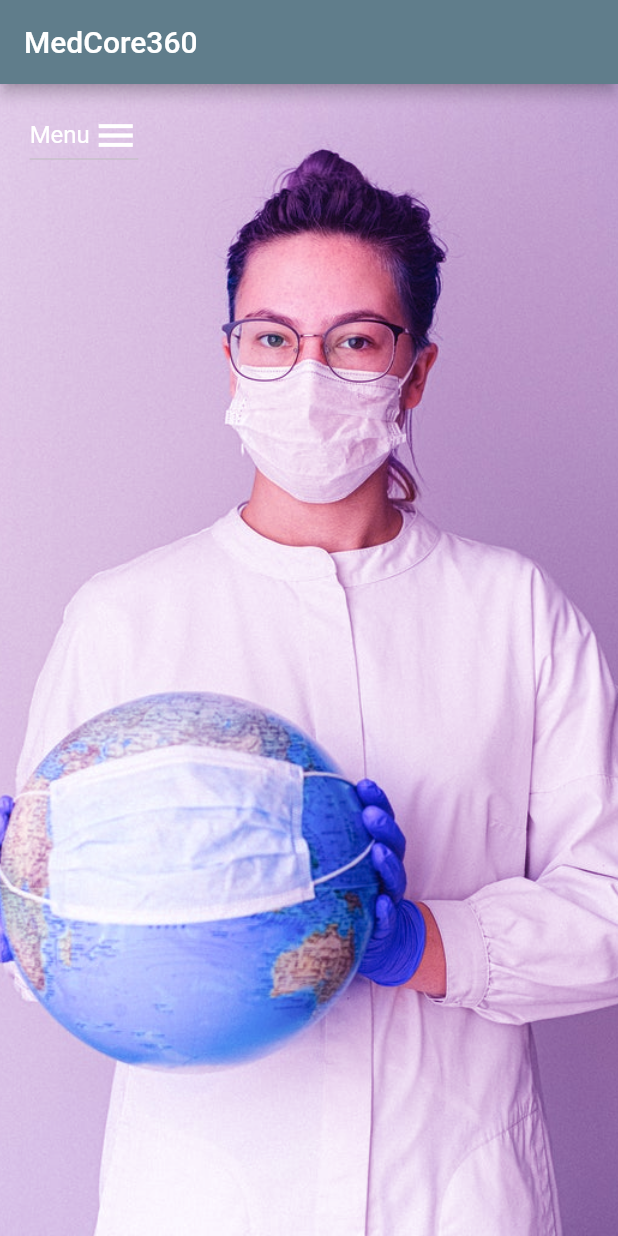
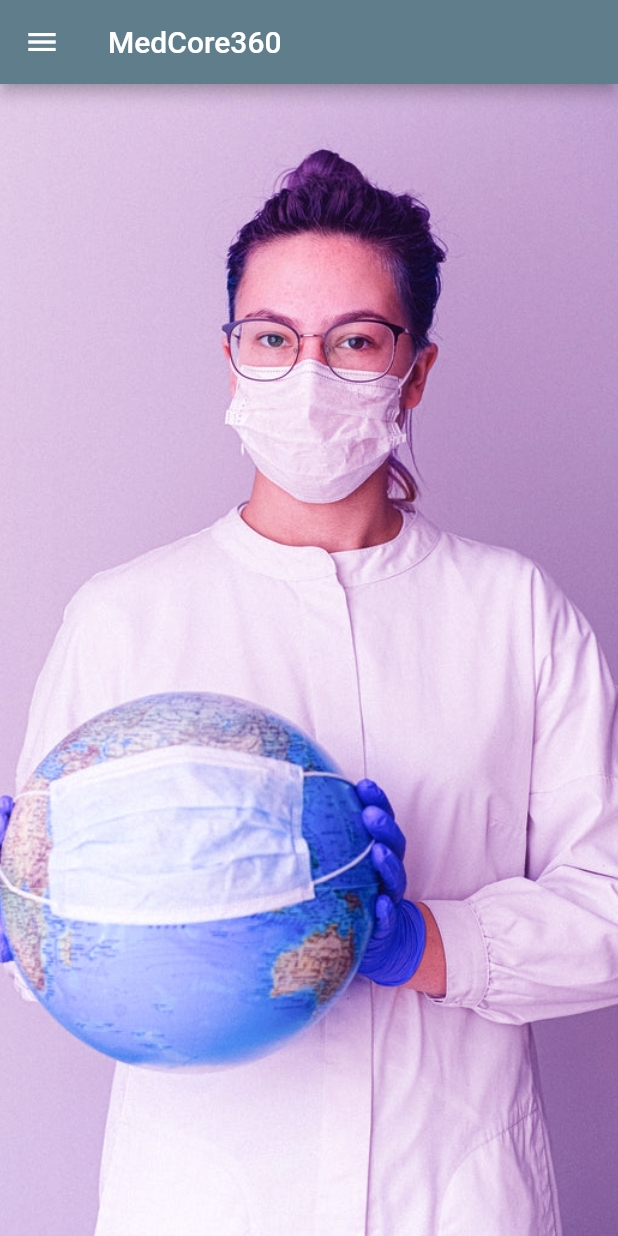
Before and after one commit to gagandeep-00224734/Rogue-Media-App, a Flutter app: the screen it shows after launch, on a phone screen of 412 x 824 dp. Run offline on Flutter 3.47's test engine with Material 2 defaults, Android fonts, the phone set to English and light mode, and no system bars.

Commit message:
Navigation Updated

```diff
--- a/lib/NotesPage.dart
+++ b/lib/NotesPage.dart
@@ -9,6 +9,33 @@ class NotesPage extends StatelessWidget {
   @override
   Widget build(BuildContext context) {
     return Scaffold(
+      appBar: AppBar(
+        title: Text("MedCore360"),
+      ),
+      drawer: Drawer(
+        child: ListView(
+          padding: EdgeInsets.zero,
+          children: [
+            const DrawerHeader(
+              decoration: BoxDecoration(
+                color: Colors.blue,
+              ),
+              child: Text('Menu'),
+            ),
+            ListTile(
+              title: const Text('Notes'),
+              onTap: () {
+                Navigator.pop(context);
+                Navigator.pop(context);
+                Navigator.push(
+                  context,
+                  MaterialPageRoute(builder: (context) => CardPage()),
+                );
+              },
+            ),
+          ],
+        ),
+      ),
       body: Container(
         width: 500,
         child: DecoratedBox(
@@ -26,31 +53,7 @@ class NotesPage extends StatelessWidget {
             padding: const EdgeInsets.only(right: 300, top: 10),
             child: Column(
               mainAxisAlignment: MainAxisAlignment.start,
-              children: [
-                DropdownButton<String>(
-                  hint: const Text(
-                    "Menu",
-                    style: TextStyle(color: Colors.white),
-                  ),
-                  iconEnabledColor: Colors.white,
-                  dropdownColor: Colors.blueGrey,
-                  iconSize: 30,
-                  icon: const Icon(Icons.menu),
-                  items:
-                      <String>['Notes'].map((String value) {
-                    return DropdownMenuItem<String>(
-                      value: value,
-                      child: Text(value),
-                    );
-                  }).toList(),
-                  onChanged: (_) {
-                    Navigator.push(
-                      context,
-                      MaterialPageRoute(builder: (context) => CardPage()),
-                    );
-                  },
-                )
-              ],
+              children: [],
             ),
           ),
         ),
--- a/lib/main.dart
+++ b/lib/main.dart
@@ -38,9 +38,6 @@ class _MyHomePageState extends State<MyHomePage> {
   @override
   Widget build(BuildContext context) {
     return Scaffold(
-      appBar: AppBar(
-        title: Text(widget.title),
-      ),
       body: NotesPage(),
     );
   }
```
Also changed, not shown: lib/CardPage.dart (+12 -1 lines).
